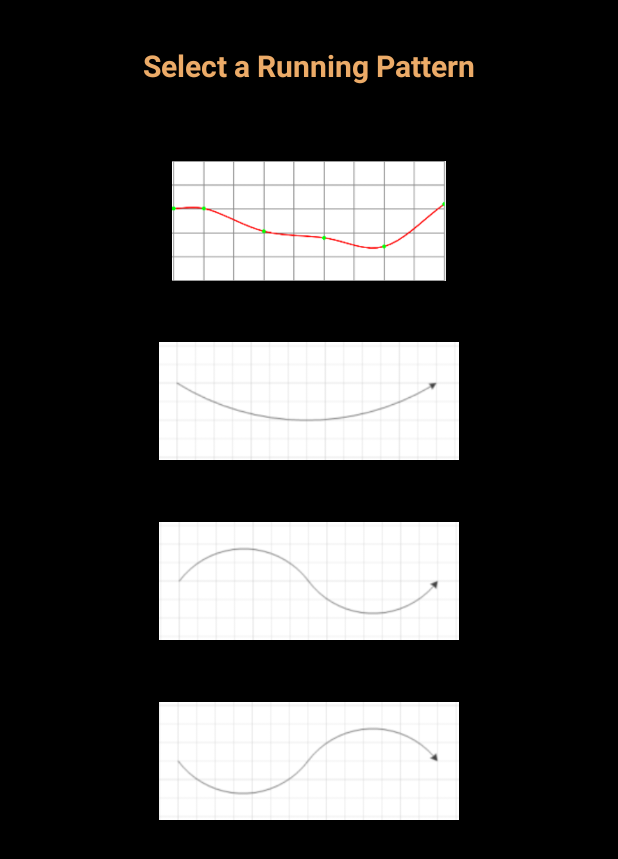
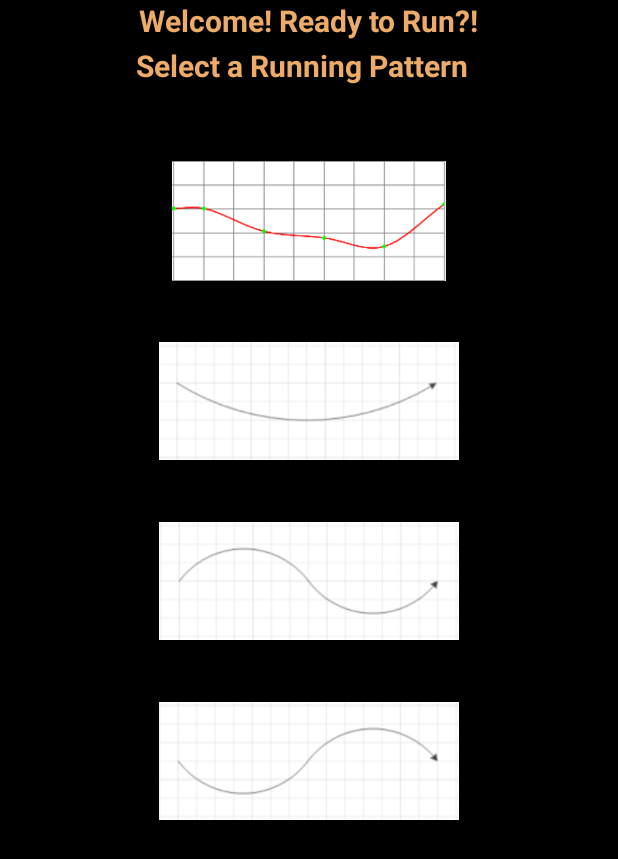
Before and after one commit to ezhou0716/MusicRunner, an Android app: the screen it shows after launch (MainActivity), on a phone screen of 412 x 824 dp. Shown: the top 859 px of the screen. Run offline under Robolectric (Android 15) with nearby library versions, the phone set to English and light mode, and no system bars.

```diff
--- a/app/src/main/res/layout/activity_main.xml
+++ b/app/src/main/res/layout/activity_main.xml
@@ -1,4 +1,8 @@
-<?xml version="1.0" encoding="utf-8"?>
+ <?xml version="1.0" encoding="utf-8"?>
+ <!--Home Page of the App, enter Screen -->
+ <!-- In the Home Page, the user will be able to select a running pattern -->
+ <!-- To demonstrate their speed throughout their run, making it easier  -->
+ <!-- To visualize and choose. -->
 <RelativeLayout xmlns:android="http://schemas.android.com/apk/res/android"
     xmlns:app="http://schemas.android.com/apk/res-auto"
     xmlns:tools="http://schemas.android.com/tools"
@@ -8,17 +12,29 @@
     tools:context=".MainActivity"
     android:background="@color/black">
 
+    <!--Text to Introduce User to app -->
     <TextView
+        android:id="@+id/textView"
+        android:layout_centerHorizontal="true"
         android:layout_width="wrap_content"
+        android:layout_height="50dp"
+        android:text="Welcome! Ready to Run?!"
+        android:textColor="#ECAB68"
+        android:textSize="20dp"
+        android:textStyle="bold" />
+
+<!--Text to tell the user to select a Running Pattern -->
+    <TextView
+        android:id="@+id/patterns_text"
+        android:layout_width="290dp"
         android:layout_height="wrap_content"
-        android:id="@+id/patterns_text"
+        android:layout_centerHorizontal="true"
+        android:padding="30dp"
+        android:text="Select a Running Pattern"
         android:textColor="#ECAB68"
-        android:text="Select a Running Pattern"
         android:textSize="20dp"
-        android:textStyle="bold"
-        android:padding="30dp"
-        android:layout_centerHorizontal="true" />
-
+        android:textStyle="bold" />
+    <!--First Running Pattern -->
     <ImageView
         android:layout_width="240dp"
         android:layout_height="120dp"
@@ -27,7 +43,7 @@
         android:padding="20dp"
         android:layout_below="@id/patterns_text"
         android:src="@drawable/pattern1"/>
-
+    <!--Second Running Pattern -->
     <ImageView
         android:layout_width="240dp"
         android:layout_height="120dp"
@@ -36,7 +52,7 @@
         android:padding="20dp"
         android:layout_below="@id/pattern1"
         android:src="@drawable/pattern2"/>
-
+    <!--Third Running Pattern -->
     <ImageView
         android:layout_width="240dp"
         android:layout_height="120dp"
@@ -45,7 +61,7 @@
         android:padding="20dp"
         android:layout_below="@id/pattern2"
         android:src="@drawable/pattern3"/>
-
+    <!--Fourth Running Pattern -->
     <ImageView
         android:layout_width="240dp"
         android:layout_height="120dp"
```
